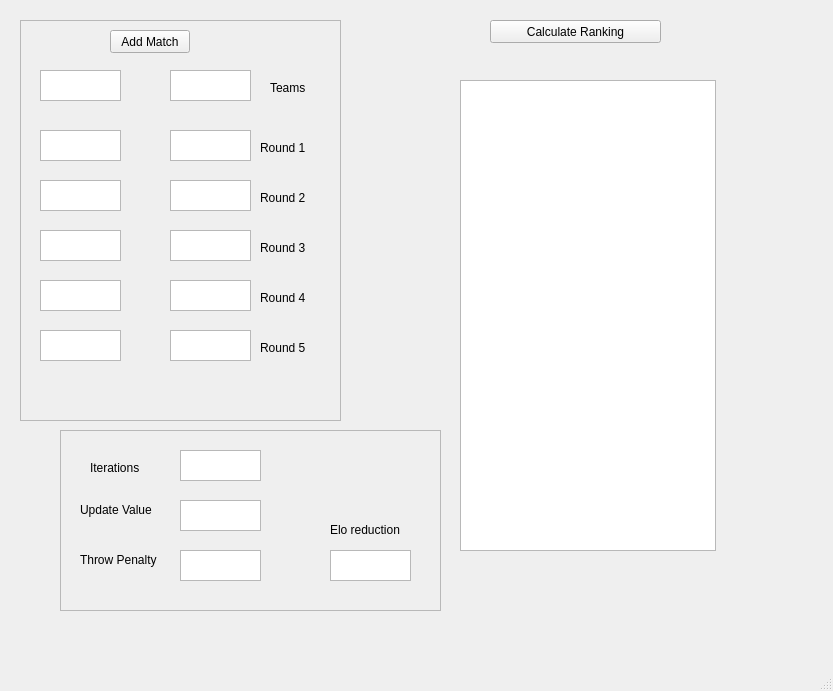
Old version of the form OWLGui.ui in the repository GORosin/Overwatch-League-Analysis.
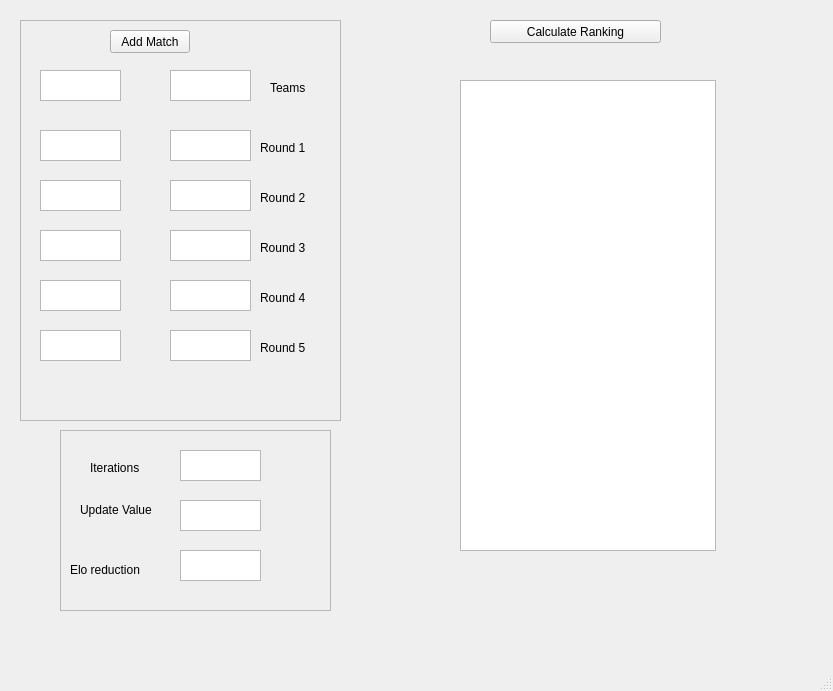
New version of the form.

```diff
--- a/OWLGui.ui
+++ b/OWLGui.ui
@@ -269,7 +269,7 @@
      <rect>
       <x>60</x>
       <y>430</y>
-      <width>381</width>
+      <width>271</width>
       <height>181</height>
      </rect>
     </property>
@@ -325,33 +325,10 @@
       <string>Update Value</string>
      </property>
     </widget>
-    <widget class="QLabel" name="label_9">
-     <property name="geometry">
-      <rect>
-       <x>20</x>
-       <y>120</y>
-       <width>91</width>
-       <height>20</height>
-      </rect>
-     </property>
-     <property name="text">
-      <string>Throw Penalty</string>
-     </property>
-    </widget>
-    <widget class="QTextEdit" name="throw">
-     <property name="geometry">
-      <rect>
-       <x>120</x>
-       <y>120</y>
-       <width>81</width>
-       <height>31</height>
-      </rect>
-     </property>
-    </widget>
     <widget class="QTextEdit" name="reduction">
      <property name="geometry">
       <rect>
-       <x>270</x>
+       <x>120</x>
        <y>120</y>
        <width>81</width>
        <height>31</height>
@@ -361,8 +338,8 @@
     <widget class="QLabel" name="label_10">
      <property name="geometry">
       <rect>
-       <x>270</x>
-       <y>90</y>
+       <x>10</x>
+       <y>130</y>
        <width>91</width>
        <height>20</height>
       </rect>
```
